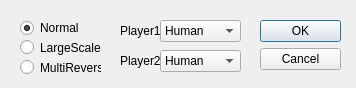
Before: the Qt Designer form reversi_QtGUI/setting.ui in hama1080/QtReversi, drawn with Qt 5.
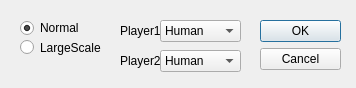
After: the same form once the commit is applied.

Commit message: Remove multi_radio_button of setting.ui.

The edit to the form file:
```diff
--- a/reversi_QtGUI/setting.ui
+++ b/reversi_QtGUI/setting.ui
@@ -58,19 +58,6 @@
     <string>LargeScale</string>
    </property>
   </widget>
-  <widget class="QRadioButton" name="multi_radio">
-   <property name="geometry">
-    <rect>
-     <x>20</x>
-     <y>60</y>
-     <width>81</width>
-     <height>15</height>
-    </rect>
-   </property>
-   <property name="text">
-    <string>MultiReversi</string>
-   </property>
-  </widget>
   <widget class="QLabel" name="label">
    <property name="geometry">
     <rect>
```
The commit also changes 2 other files.
